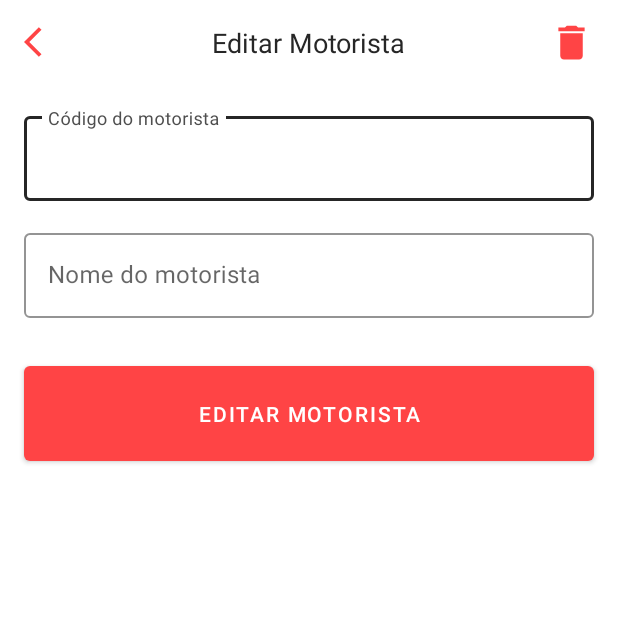
After one commit to brunorodriguesaraujo/alternativecheckin, an Android app: the EditDriverActivity screen opened directly, with no data from a screen before it, on a phone screen of 412 x 824 dp, the top half of it. The commit adds this screen. Run offline under Robolectric (Android 15) with nearby library versions, the phone set to English and light mode, and no system bars; 3 statements that could not run were skipped.

Commit message:
feat: #main add layout to edit and delete driver

```diff
--- a/app/src/main/AndroidManifest.xml
+++ b/app/src/main/AndroidManifest.xml
@@ -12,7 +12,12 @@
         android:label="@string/app_name"
         android:roundIcon="@mipmap/ic_launcher_round"
         android:supportsRtl="true"
+        android:screenOrientation="portrait"
         android:theme="@style/Theme.AlternativeCheckIn">
+        <activity
+            android:name=".ui.admin.EditDriverActivity"
+            android:exported="false"
+            android:windowSoftInputMode="adjustPan" />
         <activity
             android:name=".ui.admin.RegisterDriverActivity"
             android:exported="false"
--- a/app/src/main/java/br/com/alternativecheck_in/extension/IntentExtension.kt
+++ b/app/src/main/java/br/com/alternativecheck_in/extension/IntentExtension.kt
@@ -2,8 +2,12 @@ package br.com.alternativecheck_in.extension
 
 import android.app.Activity
 import android.content.Intent
+import android.os.Bundle
+import br.com.alternativecheck_in.R
+import br.com.alternativecheck_in.model.Driver
+import br.com.alternativecheck_in.ui.admin.AdminActivity
+import br.com.alternativecheck_in.ui.admin.EditDriverActivity
 import br.com.alternativecheck_in.ui.admin.RegisterDriverActivity
-import br.com.alternativecheck_in.ui.admin.AdminActivity
 import br.com.alternativecheck_in.ui.login.LoginActivity
 import br.com.alternativecheck_in.ui.maps.MapsActivity
 import br.com.alternativecheck_in.ui.position.PositionListActivity
@@ -41,3 +45,11 @@ fun Activity.startRegisterDriver() {
     val intent = Intent(this, RegisterDriverActivity::class.java)
     startActivity(intent)
 }
+
+fun Activity.startEditDriver(driver: Driver) {
+    val intent = Intent(this, EditDriverActivity::class.java)
+    val bundle = Bundle()
+    bundle.putSerializable(getString(R.string.all_driver), driver)
+    intent.putExtras(bundle)
+    startActivity(intent)
+}
--- a/app/src/main/java/br/com/alternativecheck_in/model/Driver.kt
+++ b/app/src/main/java/br/com/alternativecheck_in/model/Driver.kt
@@ -3,13 +3,14 @@ package br.com.alternativecheck_in.model
 import android.os.Parcelable
 import br.com.alternativecheck_in.helper.FirebaseHelper
 import kotlinx.parcelize.Parcelize
+import java.io.Serializable
 
 @Parcelize
 data class Driver(
     var id: String = "",
     var driverCod: Int? = null,
-    var driverName: String = ""
-): Parcelable {
+    var driverName: String = "",
+): Parcelable, Serializable {
     init {
         this.id = FirebaseHelper.getDatabase().push().key ?: ""
     }
--- a/app/src/main/java/br/com/alternativecheck_in/ui/admin/AdminActivity.kt
+++ b/app/src/main/java/br/com/alternativecheck_in/ui/admin/AdminActivity.kt
@@ -4,10 +4,7 @@ import android.os.Bundle
 import android.widget.Toast
 import androidx.appcompat.app.AppCompatActivity
 import br.com.alternativecheck_in.databinding.ActivityAdminBinding
-import br.com.alternativecheck_in.extension.gone
-import br.com.alternativecheck_in.extension.startLogin
-import br.com.alternativecheck_in.extension.startRegisterDriver
-import br.com.alternativecheck_in.extension.visible
+import br.com.alternativecheck_in.extension.*
 import br.com.alternativecheck_in.helper.FirebaseHelper
 import br.com.alternativecheck_in.helper.PreferencesHelper
 import br.com.alternativecheck_in.model.Driver
@@ -20,10 +17,9 @@ import com.google.firebase.database.ValueEventListener
 class AdminActivity : AppCompatActivity() {
 
     private lateinit var binding: ActivityAdminBinding
-    private val listener: SendDriver? = null
     private val driverList = mutableListOf<Driver>()
     private val adapterAdmin: AdminAdapter by lazy {
-        AdminAdapter(driverList, listener)
+        AdminAdapter(driverList, initEditDriver())
     }
 
     override fun onCreate(savedInstanceState: Bundle?) {
@@ -36,6 +32,12 @@ class AdminActivity : AppCompatActivity() {
 
     private fun initAdapter() {
         binding.recyclerDrivers.adapter = adapterAdmin
+    }
+
+    private fun initEditDriver() = object : SendDriver {
+        override fun sendDriver(driver: Driver) {
+            startEditDriver(driver)
+        }
     }
 
     private fun getDriver() {
--- /dev/null
+++ b/app/src/main/java/br/com/alternativecheck_in/ui/admin/EditDriverActivity.kt
@@ -0,0 +1,29 @@
+package br.com.alternativecheck_in.ui.admin
+
+import android.os.Bundle
+import androidx.appcompat.app.AppCompatActivity
+import br.com.alternativecheck_in.R
+import br.com.alternativecheck_in.databinding.ActivityEditDriverBinding
+import br.com.alternativecheck_in.model.Driver
+
+class EditDriverActivity : AppCompatActivity() {
+
+    private lateinit var binding: ActivityEditDriverBinding
+    private val driver: Driver by lazy {
+        intent.extras?.getSerializable(getString(R.string.all_driver)) as Driver
+    }
+
+    override fun onCreate(savedInstanceState: Bundle?) {
+        super.onCreate(savedInstanceState)
+        binding = ActivityEditDriverBinding.inflate(layoutInflater)
+        setContentView(binding.root)
+        setFields()
+    }
+
+    private fun setFields() {
+        binding.apply {
+            edittextCod.setText(driver.driverCod.toString())
+            edittextUsername.setText(driver.driverName)
+        }
+    }
+}
--- /dev/null
+++ b/app/src/main/res/drawable/ic_delete_24.xml
@@ -0,0 +1,5 @@
+<vector android:height="24dp" android:tint="#FFFFFF"
+    android:viewportHeight="24" android:viewportWidth="24"
+    android:width="24dp" xmlns:android="http://schemas.android.com/apk/res/android">
+    <path android:fillColor="@android:color/white" android:pathData="M6,19c0,1.1 0.9,2 2,2h8c1.1,0 2,-0.9 2,-2V7H6v12zM19,4h-3.5l-1,-1h-5l-1,1H5v2h14V4z"/>
+</vector>
--- /dev/null
+++ b/app/src/main/res/layout/activity_edit_driver.xml
@@ -0,0 +1,106 @@
+<?xml version="1.0" encoding="utf-8"?>
+<androidx.constraintlayout.widget.ConstraintLayout xmlns:android="http://schemas.android.com/apk/res/android"
+    xmlns:app="http://schemas.android.com/apk/res-auto"
+    xmlns:tools="http://schemas.android.com/tools"
+    android:layout_width="match_parent"
+    android:layout_height="match_parent"
+    tools:context=".ui.admin.RegisterDriverActivity">
+
+    <androidx.constraintlayout.widget.ConstraintLayout
+        android:id="@+id/layout"
+        android:layout_width="match_parent"
+        android:layout_height="wrap_content"
+        app:layout_constraintEnd_toEndOf="parent"
+        app:layout_constraintStart_toStartOf="parent"
+        app:layout_constraintTop_toTopOf="parent">
+
+        <ImageView
+            android:id="@+id/image_back"
+            style="@style/ImageBack"
+            android:layout_width="wrap_content"
+            android:layout_height="wrap_content"
+            android:layout_margin="16dp"
+            android:contentDescription="@string/content_description_back"
+            app:layout_constraintBottom_toBottomOf="parent"
+            app:layout_constraintStart_toStartOf="parent"
+            app:layout_constraintTop_toTopOf="parent" />
+
+        <com.google.android.material.textview.MaterialTextView
+            android:id="@+id/textview_title"
+            style="@style/TextView"
+            android:layout_width="wrap_content"
+            android:layout_height="wrap_content"
+            android:text="@string/edit_title"
+            app:layout_constraintBottom_toBottomOf="parent"
+            app:layout_constraintEnd_toEndOf="parent"
+            app:layout_constraintStart_toStartOf="parent"
+            app:layout_constraintTop_toTopOf="parent" />
+
+        <ImageView
+            android:id="@+id/image_delete_driver"
+            android:layout_width="30dp"
+            android:layout_height="50dp"
+            android:layout_marginEnd="16dp"
+            android:src="@drawable/ic_delete_24"
+            app:layout_constraintBottom_toBottomOf="parent"
+            app:layout_constraintEnd_toEndOf="parent"
+            app:layout_constraintTop_toTopOf="parent"
+            app:tint="@color/colorPrimary" />
+
+    </androidx.constraintlayout.widget.ConstraintLayout>
+
+    <com.google.android.material.textfield.TextInputLayout
+        android:id="@+id/textinput_cod"
+        style="@style/TextInputLayout"
+        android:layout_width="match_parent"
+        android:layout_height="wrap_content"
+        android:layout_marginHorizontal="16dp"
+        android:layout_marginTop="16dp"
+        android:hint="@string/login_cod"
+        app:layout_constraintEnd_toEndOf="parent"
+        app:layout_constraintStart_toStartOf="parent"
+        app:layout_constraintTop_toBottomOf="@+id/layout">
+
+        <com.google.android.material.textfield.TextInputEditText
+            android:id="@+id/edittext_cod"
+            style="@style/TextInputEditText"
+            android:layout_width="match_parent"
+            android:layout_height="match_parent"
+            android:inputType="number" />
+
+    </com.google.android.material.textfield.TextInputLayout>
+
+    <com.google.android.material.textfield.TextInputLayout
+        android:id="@+id/textinput_username"
+        style="@style/TextInputLayout"
+        android:layout_width="match_parent"
+        android:layout_height="wrap_content"
+        android:layout_margin="16dp"
+        android:hint="@string/login_driver"
+        app:layout_constraintEnd_toEndOf="parent"
+        app:layout_constraintStart_toStartOf="parent"
+        app:layout_constraintTop_toBottomOf="@+id/textinput_cod">
+
+        <com.google.android.material.textfield.TextInputEditText
+            android:id="@+id/edittext_username"
+            style="@style/TextInputEditText"
+            android:layout_width="match_parent"
+            android:layout_height="match_parent"
+            android:inputType="text" />
+
+    </com.google.android.material.textfield.TextInputLayout>
+
+    <com.google.android.material.button.MaterialButton
+        android:id="@+id/button_edit_driver"
+        android:layout_width="match_parent"
+        android:layout_height="wrap_content"
+        android:layout_marginHorizontal="16dp"
+        android:layout_marginTop="32dp"
+        android:background="@drawable/selector_button_rounded"
+        android:padding="16dp"
+        android:text="@string/edit_title"
+        app:layout_constraintEnd_toEndOf="parent"
+        app:layout_constraintStart_toStartOf="parent"
+        app:layout_constraintTop_toBottomOf="@+id/textinput_username" />
+
+</androidx.constraintlayout.widget.ConstraintLayout>
--- a/app/src/main/res/layout/item_driver.xml
+++ b/app/src/main/res/layout/item_driver.xml
@@ -19,6 +19,7 @@
             android:layout_width="wrap_content"
             android:layout_height="wrap_content"
             android:layout_margin="16dp"
+            android:textStyle="bold"
             android:text="Nome do motorista:"
             android:textColor="@color/colorNeutral01"
             app:layout_constraintStart_toStartOf="parent"
@@ -44,7 +45,8 @@
             android:layout_width="wrap_content"
             android:layout_height="wrap_content"
             android:layout_margin="16dp"
-            android:text="Código do motorista:"
+            android:textStyle="bold"
+            android:text="Cód. do motorista:"
             android:textColor="@color/colorNeutral01"
             app:layout_constraintBottom_toBottomOf="parent"
             app:layout_constraintStart_toStartOf="parent"
--- a/app/src/main/res/values/strings.xml
+++ b/app/src/main/res/values/strings.xml
@@ -1,6 +1,7 @@
 <resources>
     <string name="app_name">Alternative Check-In</string>
     <string name="preference_file_key">GeneralPreferences</string>
+    <string name="all_driver">driver</string>
 
     <!-- MapsActivity -->
     <string name="maps_list">Ver Posições</string>
@@ -37,8 +38,11 @@
     <string name="admin_title">Motoristas</string>
     <string name="admin_empty">Não há nenhum motorista cadastrado!</string>
 
-    <!-- AddDriverActivity -->
-    <string name="add_title">Adicionar Motorista</string>
+    <!-- RegisterDriverActivity -->
+    <string name="register_title">Adicionar Motorista</string>
+
+    <!-- EditDriverActivity -->
+    <string name="edit_title">Editar Motorista</string>
 
     <!--    Erros Firebase Authentication-->
     <string name="account_not_registered_register_fragment">Nenhuma conta encontrada com este e-mail.</string>
```
